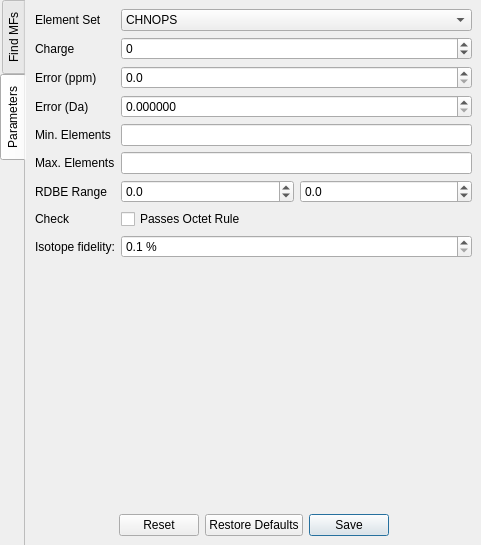
mhagar/MzKit, file gui/resources/FormulaFinderWindow.ui: the form before one commit.
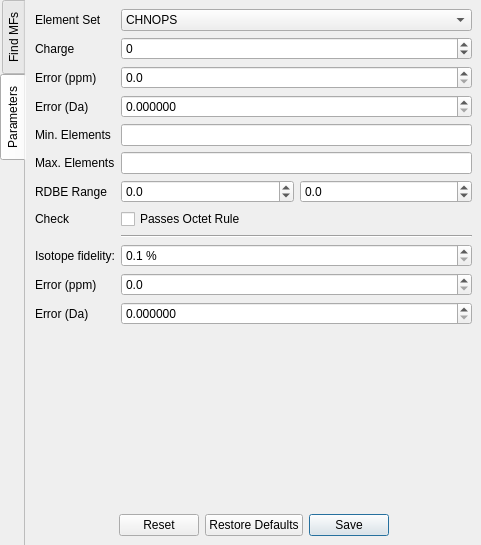
The form after the commit. The open tabs and pages were chosen to show the change. Custom widgets are drawn as their Qt base class.

Commit message: Implement separate isotope matching config parameters

Patch:
```diff
--- a/gui/resources/FormulaFinderWindow.ui
+++ b/gui/resources/FormulaFinderWindow.ui
@@ -360,14 +360,14 @@
                </property>
               </widget>
              </item>
-             <item row="8" column="0">
+             <item row="9" column="0">
               <widget class="QLabel" name="label_21">
                <property name="text">
                 <string>Isotope fidelity:</string>
                </property>
               </widget>
              </item>
-             <item row="8" column="1">
+             <item row="9" column="1">
               <widget class="QDoubleSpinBox" name="spinIsotopeFidelity">
                <property name="suffix">
                 <string> %</string>
@@ -383,8 +383,62 @@
                </property>
               </widget>
              </item>
+             <item row="8" column="1">
+              <widget class="Line" name="line">
+               <property name="orientation">
+                <enum>Qt::Horizontal</enum>
+               </property>
+              </widget>
+             </item>
+             <item row="10" column="0">
+              <widget class="QLabel" name="label_11">
+               <property name="text">
+                <string>Error (ppm)</string>
+               </property>
+              </widget>
+             </item>
+             <item row="10" column="1">
+              <widget class="QDoubleSpinBox" name="spinErrorPpmIsotopes">
+               <property name="decimals">
+                <number>1</number>
+               </property>
+               <property name="maximum">
+                <double>999999.000000000000000</double>
+               </property>
+              </widget>
+             </item>
+             <item row="11" column="0">
+              <widget class="QLabel" name="label_12">
+               <property name="text">
+                <string>Error (Da)</string>
+               </property>
+              </widget>
+             </item>
+             <item row="11" column="1">
+              <widget class="QDoubleSpinBox" name="spinErrorDaIsotopes">
+               <property name="decimals">
+                <number>6</number>
+               </property>
+               <property name="maximum">
+                <double>1.000000000000000</double>
+               </property>
+              </widget>
+             </item>
             </layout>
            </item>
+           <item>
+            <spacer name="verticalSpacer">
+             <property name="orientation">
+              <enum>Qt::Vertical</enum>
+             </property>
+             <property name="sizeHint" stdset="0">
+              <size>
+               <width>20</width>
+               <height>40</height>
+              </size>
+             </property>
+            </spacer>
+           </item>
            <item>
             <widget class="QDialogButtonBox" name="btnConfigBox">
              <property name="contextMenuPolicy">
```
The commit also changes 2 other files.
